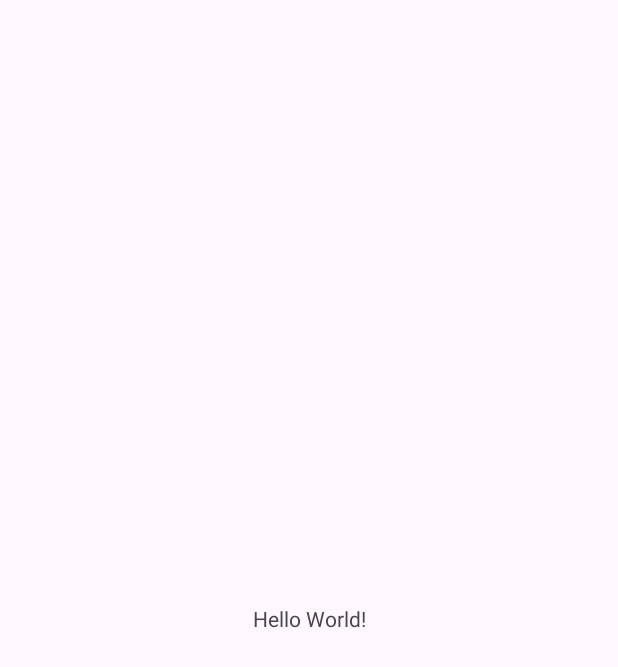
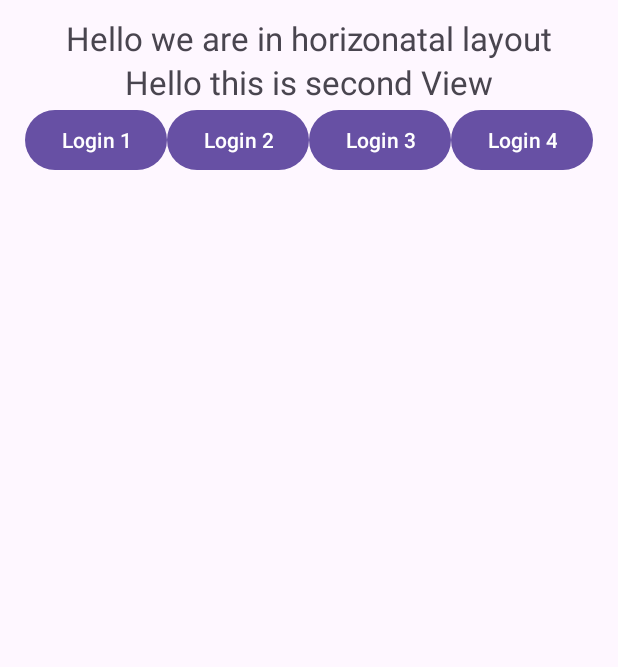
Before and after one commit to Thunder-ysy/Layoutpractices, an Android app: the screen it shows after launch (MainActivity), on a phone screen of 412 x 824 dp. Before the commit the part shown is almost empty. Shown: the top 667 px of the screen. Run offline under Robolectric (Android 15) with nearby library versions, the phone set to English and light mode, and no system bars.

Commit message:
Linear Layout

```diff
--- a/app/src/main/res/layout/activity_main.xml
+++ b/app/src/main/res/layout/activity_main.xml
@@ -1,18 +1,67 @@
 <?xml version="1.0" encoding="utf-8"?>
-<androidx.constraintlayout.widget.ConstraintLayout xmlns:android="http://schemas.android.com/apk/res/android"
-    xmlns:app="http://schemas.android.com/apk/res-auto"
-    xmlns:tools="http://schemas.android.com/tools"
+<LinearLayout xmlns:android="http://schemas.android.com/apk/res/android"
+    android:id="@+id/linerback"
     android:layout_width="match_parent"
     android:layout_height="match_parent"
-    tools:context=".MainActivity">
-
+    android:layout_marginLeft="20dp"
+    android:layout_marginRight="20dp"
+    android:padding="5dp"
+    android:layout_margin="5dp"
+    android:orientation="vertical">
     <TextView
         android:layout_width="wrap_content"
         android:layout_height="wrap_content"
-        android:text="Hello World!"
-        app:layout_constraintBottom_toBottomOf="parent"
-        app:layout_constraintEnd_toEndOf="parent"
-        app:layout_constraintStart_toStartOf="parent"
-        app:layout_constraintTop_toTopOf="parent" />
+        android:text="Hello we are in horizonatal layout"
+        android:textSize="22dp"
+        android:layout_gravity="center"
+        />
+    <TextView
+        android:layout_width="wrap_content"
+        android:layout_height="wrap_content"
+        android:textSize="22dp"
+        android:layout_gravity="center"
+         android:text="Hello this is second View"
+        ></TextView>
 
-</androidx.constraintlayout.widget.ConstraintLayout>
+
+    <LinearLayout
+        android:layout_width="match_parent"
+        android:layout_height="wrap_content"
+        android:gravity="center">
+
+        <Button
+            android:layout_width="wrap_content"
+            android:layout_height="wrap_content"
+            android:text="Login 1"
+            >
+
+        </Button>
+
+        <Button
+            android:layout_width="wrap_content"
+            android:layout_height="wrap_content"
+            android:text="Login 2"
+            >
+
+        </Button>
+        <Button
+            android:layout_width="wrap_content"
+            android:layout_height="wrap_content"
+            android:text="Login 3"
+            >
+
+        </Button>
+        <Button
+            android:layout_width="wrap_content"
+            android:layout_height="wrap_content"
+            android:text="Login 4"
+            >
+
+        </Button>
+    </LinearLayout>
+
+
+
+
+
+</LinearLayout>
```
